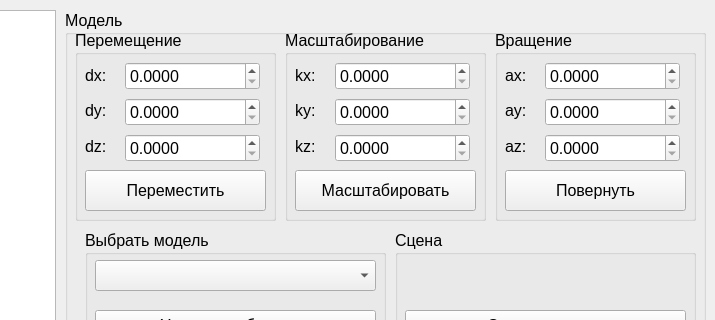
The window that lab_03/gui/qt/ui/mainwindow.ui (pauuser/oop-bmstu) describes before a commit, drawn with Qt 5; both pictures show x 625 to 1340 and y 0 to 320 of the 1340 by 730 pixel window.
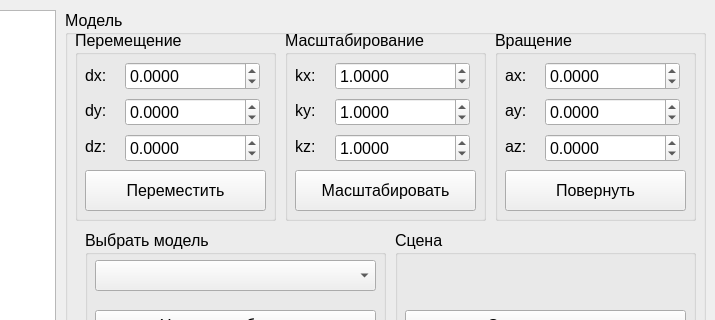
The same window after the commit.

Commit message: ADD: model transformation buttons connected & work properly

What changed in the file:
```diff
--- a/lab_03/gui/qt/ui/mainwindow.ui
+++ b/lab_03/gui/qt/ui/mainwindow.ui
@@ -357,36 +357,6 @@
        </font>
       </property>
       <layout class="QVBoxLayout" name="verticalLayout_3">
-       <item>
-        <widget class="QDoubleSpinBox" name="doubleSpinBox_move_z">
-         <property name="font">
-          <font>
-           <pointsize>12</pointsize>
-          </font>
-         </property>
-         <property name="decimals">
-          <number>4</number>
-         </property>
-         <property name="maximum">
-          <double>1000.000000000000000</double>
-         </property>
-        </widget>
-       </item>
-       <item>
-        <widget class="QDoubleSpinBox" name="doubleSpinBox_move_y">
-         <property name="font">
-          <font>
-           <pointsize>12</pointsize>
-          </font>
-         </property>
-         <property name="decimals">
-          <number>4</number>
-         </property>
-         <property name="maximum">
-          <double>1000.000000000000000</double>
-         </property>
-        </widget>
-       </item>
        <item>
         <widget class="QDoubleSpinBox" name="doubleSpinBox_move_x">
          <property name="font">
@@ -397,6 +367,45 @@
          <property name="decimals">
           <number>4</number>
          </property>
+         <property name="minimum">
+          <double>-1000.000000000000000</double>
+         </property>
+         <property name="maximum">
+          <double>1000.000000000000000</double>
+         </property>
+        </widget>
+       </item>
+       <item>
+        <widget class="QDoubleSpinBox" name="doubleSpinBox_move_y">
+         <property name="font">
+          <font>
+           <pointsize>12</pointsize>
+          </font>
+         </property>
+         <property name="decimals">
+          <number>4</number>
+         </property>
+         <property name="minimum">
+          <double>-1000.000000000000000</double>
+         </property>
+         <property name="maximum">
+          <double>1000.000000000000000</double>
+         </property>
+        </widget>
+       </item>
+       <item>
+        <widget class="QDoubleSpinBox" name="doubleSpinBox_move_z">
+         <property name="font">
+          <font>
+           <pointsize>12</pointsize>
+          </font>
+         </property>
+         <property name="decimals">
+          <number>4</number>
+         </property>
+         <property name="minimum">
+          <double>-1000.000000000000000</double>
+         </property>
          <property name="maximum">
           <double>1000.000000000000000</double>
          </property>
@@ -518,9 +527,15 @@
          <property name="decimals">
           <number>4</number>
          </property>
+         <property name="minimum">
+          <double>-1000.000000000000000</double>
+         </property>
          <property name="maximum">
           <double>1000.000000000000000</double>
          </property>
+         <property name="value">
+          <double>1.000000000000000</double>
+         </property>
         </widget>
        </item>
        <item>
@@ -533,9 +548,15 @@
          <property name="decimals">
           <number>4</number>
          </property>
+         <property name="minimum">
+          <double>-1000.000000000000000</double>
+         </property>
          <property name="maximum">
           <double>1000.000000000000000</double>
          </property>
+         <property name="value">
+          <double>1.000000000000000</double>
+         </property>
         </widget>
        </item>
        <item>
@@ -548,9 +569,15 @@
          <property name="decimals">
           <number>4</number>
          </property>
+         <property name="minimum">
+          <double>-1000.000000000000000</double>
+         </property>
          <property name="maximum">
           <double>1000.000000000000000</double>
          </property>
+         <property name="value">
+          <double>1.000000000000000</double>
+         </property>
         </widget>
        </item>
       </layout>
@@ -669,8 +696,11 @@
          <property name="decimals">
           <number>4</number>
          </property>
+         <property name="minimum">
+          <double>-360.000000000000000</double>
+         </property>
          <property name="maximum">
-          <double>1000.000000000000000</double>
+          <double>360.000000000000000</double>
          </property>
         </widget>
        </item>
@@ -684,8 +714,11 @@
          <property name="decimals">
           <number>4</number>
          </property>
+         <property name="minimum">
+          <double>-360.000000000000000</double>
+         </property>
          <property name="maximum">
-          <double>1000.000000000000000</double>
+          <double>360.000000000000000</double>
          </property>
         </widget>
        </item>
@@ -699,8 +732,11 @@
          <property name="decimals">
           <number>4</number>
          </property>
+         <property name="minimum">
+          <double>-360.000000000000000</double>
+         </property>
          <property name="maximum">
-          <double>1000.000000000000000</double>
+          <double>360.000000000000000</double>
          </property>
         </widget>
        </item>
```
The commit also changes 4 other files.
